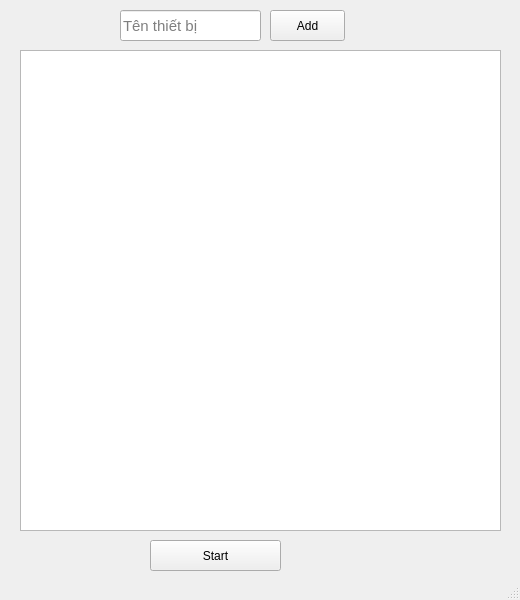
First picture: the form in main.ui, repository nguyenquanghieu2000d/demogithub, before the edit.
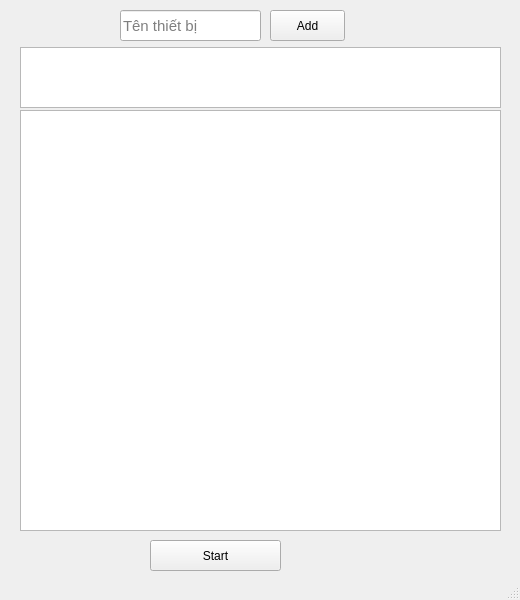
Second picture: the form after the edit.

The edit to the form file:
```diff
--- a/main.ui
+++ b/main.ui
@@ -62,9 +62,19 @@
     <property name="geometry">
      <rect>
       <x>20</x>
-      <y>50</y>
+      <y>110</y>
       <width>481</width>
-      <height>481</height>
+      <height>421</height>
+     </rect>
+    </property>
+   </widget>
+   <widget class="QTextEdit" name="token">
+    <property name="geometry">
+     <rect>
+      <x>20</x>
+      <y>47</y>
+      <width>481</width>
+      <height>61</height>
      </rect>
     </property>
    </widget>
```
